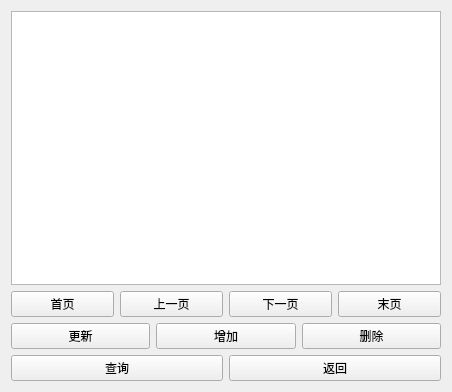
Old version of the form db.ui in the repository sh1nyru0/SP.
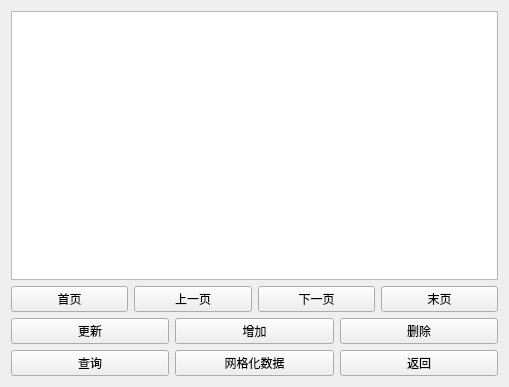
New version of the form.

Patch:
```diff
--- a/db.ui
+++ b/db.ui
@@ -6,8 +6,8 @@
    <rect>
     <x>0</x>
     <y>0</y>
-    <width>452</width>
-    <height>392</height>
+    <width>509</width>
+    <height>387</height>
    </rect>
   </property>
   <property name="windowTitle">
@@ -83,6 +83,13 @@
        </property>
       </widget>
      </item>
+     <item>
+      <widget class="QPushButton" name="grid">
+       <property name="text">
+        <string>网格化数据</string>
+       </property>
+      </widget>
+     </item>
      <item>
       <widget class="QPushButton" name="btn_reback">
        <property name="text">
```
Left out of the diff: 2 changed lines with no effect on the pictures.
